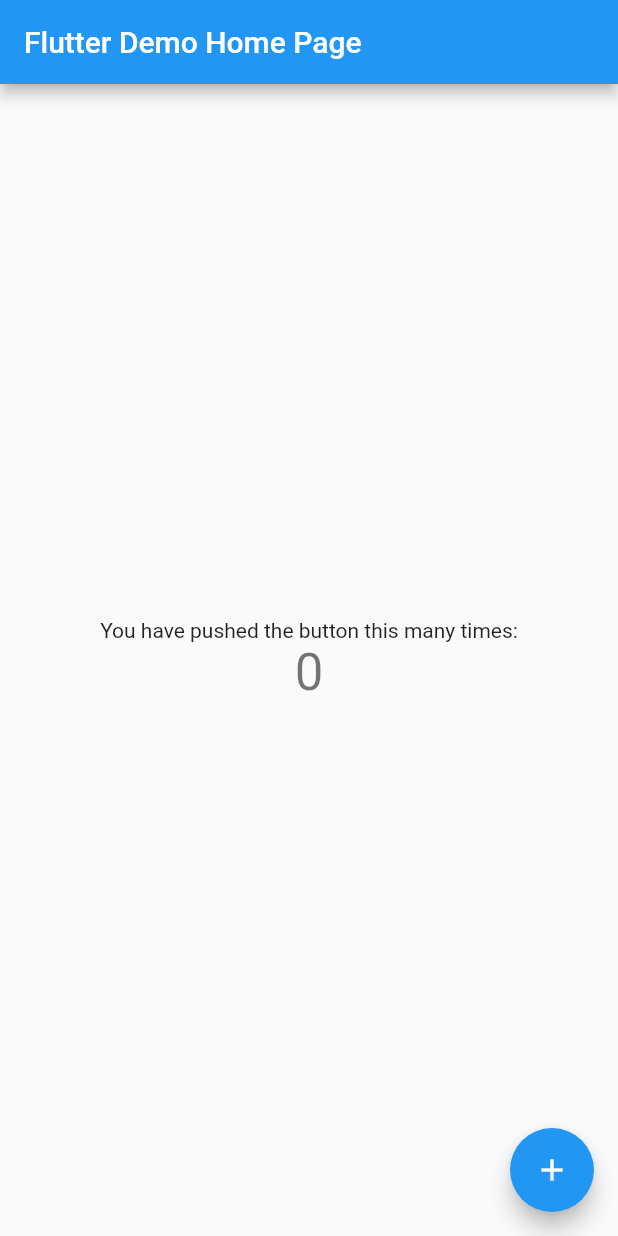
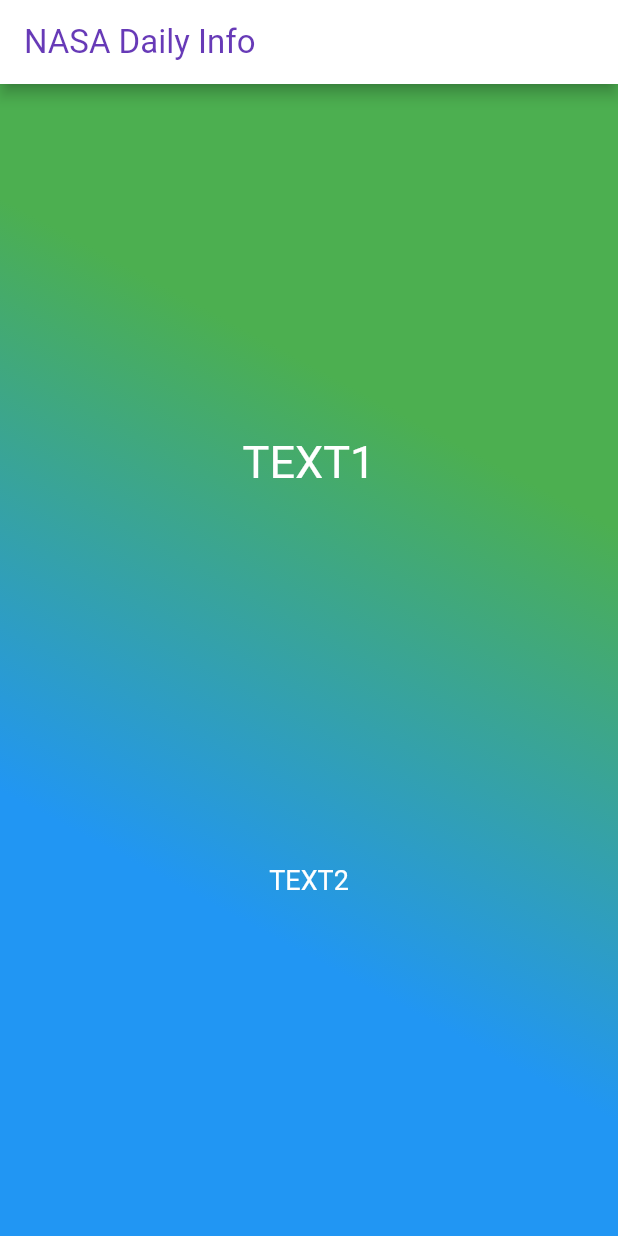
Before and after one commit to kkaun/dart_space, a Flutter app: the screen it shows after launch, on a phone screen of 412 x 824 dp. Run offline on Flutter 3.47's test engine with Material 2 defaults, Android fonts, the light colour scheme and no system bars; our stand-ins replace bloc, built_collection, built_value; missing offline and left inert: simple_coverflow; generated files the repository leaves out were written again.

Commit message:
Multiple ui additions and refactoring

```diff
--- a/lib/data/repository/daily_info_repository.dart
+++ b/lib/data/repository/daily_info_repository.dart
@@ -1,7 +1,7 @@
 
 import 'package:dart_space/data/model/daily_info/daily_info_search_result.dart';
 import 'package:dart_space/data/network/daily_info_data_source.dart';
-import 'package:dart_space/utils.dart';
+import 'package:dart_space/util/date_utils.dart';
 
 class DailyInfoRepository {
 
--- a/lib/main.dart
+++ b/lib/main.dart
@@ -1,111 +1,19 @@
+import 'package:dart_space/ui/daily_info_page.dart';
 import 'package:flutter/material.dart';
+import 'package:simple_coverflow/simple_coverflow.dart';
 
-void main() => runApp(MyApp());
 
-class MyApp extends StatelessWidget {
-  // This widget is the root of your application.
+void main() => runApp(DartSpaceApp());
+
+class DartSpaceApp extends StatelessWidget {
   @override
   Widget build(BuildContext context) {
     return MaterialApp(
-      title: 'Flutter Demo',
+      title: 'Lime',
       theme: ThemeData(
-        // This is the theme of your application.
-        //
-        // Try running your application with "flutter run". You'll see the
-        // application has a blue toolbar. Then, without quitting the app, try
-        // changing the primarySwatch below to Colors.green and then invoke
-        // "hot reload" (press "r" in the console where you ran "flutter run",
-        // or simply save your changes to "hot reload" in a Flutter IDE).
-        // Notice that the counter didn't reset back to zero; the application
-        // is not restarted.
-        primarySwatch: Colors.blue,
+        canvasColor: Colors.primaries[6],
       ),
-      home: MyHomePage(title: 'Flutter Demo Home Page'),
+      home: DailyInfoPage(),
     );
   }
 }
-
-class MyHomePage extends StatefulWidget {
-  MyHomePage({Key key, this.title}) : super(key: key);
-
-  // This widget is the home page of your application. It is stateful, meaning
-  // that it has a State object (defined below) that contains fields that affect
-  // how it looks.
-
-  // This class is the configuration for the state. It holds the values (in this
-  // case the title) provided by the parent (in this case the App widget) and
-  // used by the build method of the State. Fields in a Widget subclass are
-  // always marked "final".
-
-  final String title;
-
-  @override
-  _MyHomePageState createState() => _MyHomePageState();
-}
-
-class _MyHomePageState extends State<MyHomePage> {
-  int _counter = 0;
-
-  void _incrementCounter() {
-    setState(() {
-      // This call to setState tells the Flutter framework that something has
-      // changed in this State, which causes it to rerun the build method below
-      // so that the display can reflect the updated values. If we changed
-      // _counter without calling setState(), then the build method would not be
-      // called again, and so nothing would appear to happen.
-      _counter++;
-    });
-  }
-
-  @override
-  Widget build(BuildContext context) {
-    // This method is rerun every time setState is called, for instance as done
-    // by the _incrementCounter method above.
-    //
-    // The Flutter framework has been optimized to make rerunning build methods
-    // fast, so that you can just rebuild anything that needs updating rather
-    // than having to individually change instances of widgets.
-    return Scaffold(
-      appBar: AppBar(
-        // Here we take the value from the MyHomePage object that was created by
-        // the App.build method, and use it to set our appbar title.
-        title: Text(widget.title),
-      ),
-      body: Center(
-        // Center is a layout widget. It takes a single child and positions it
-        // in the middle of the parent.
-        child: Column(
-          // Column is also layout widget. It takes a list of children and
-          // arranges them vertically. By default, it sizes itself to fit its
-          // children horizontally, and tries to be as tall as its parent.
-          //
-          // Invoke "debug painting" (press "p" in the console, choose the
-          // "Toggle Debug Paint" action from the Flutter Inspector in Android
-          // Studio, or the "Toggle Debug Paint" command in Visual Studio Code)
-          // to see the wireframe for each widget.
-          //
-          // Column has various properties to control how it sizes itself and
-          // how it positions its children. Here we use mainAxisAlignment to
-          // center the children vertically; the main axis here is the vertical
-          // axis because Columns are vertical (the cross axis would be
-          // horizontal).
-          mainAxisAlignment: MainAxisAlignment.center,
-          children: <Widget>[
-            Text(
-              'You have pushed the button this many times:',
-            ),
-            Text(
-              '$_counter',
-              style: Theme.of(context).textTheme.display1,
-            ),
-          ],
-        ),
-      ),
-      floatingActionButton: FloatingActionButton(
-        onPressed: _incrementCounter,
-        tooltip: 'Increment',
-        child: Icon(Icons.add),
-      ), // This trailing comma makes auto-formatting nicer for build methods.
-    );
-  }
-}
--- /dev/null
+++ b/lib/ui/daily_info_page.dart
@@ -0,0 +1,77 @@
+import 'package:flutter/material.dart';
+import 'package:dart_space/util/gradients.dart';
+import 'package:dart_space/ui/search/widget/app_bar.dart';
+
+class DailyInfoPage extends StatefulWidget {
+  @override
+  _DailyInfoPageState createState() => _DailyInfoPageState();
+}
+
+class _DailyInfoPageState extends State<DailyInfoPage> {
+
+  GlobalKey<ScaffoldState> scaffoldKey = GlobalKey();
+
+  @override
+  Widget build(BuildContext context) {
+    return Scaffold(
+      key: scaffoldKey,
+      backgroundColor: Colors.white,
+      appBar: DailyInfoAppBar().build(context),
+      body: PageView.builder(
+        itemBuilder: (context, position) {
+          return Stack(
+            children: [
+              Container(
+                width: double.infinity,
+                child: Column(
+                  crossAxisAlignment: CrossAxisAlignment.center,
+                  mainAxisAlignment: MainAxisAlignment.spaceEvenly,
+                  children: <Widget>[
+                    Padding(
+                      padding: const EdgeInsets.all(16.0),
+                      child: Row(
+                        crossAxisAlignment: CrossAxisAlignment.center,
+                        mainAxisAlignment: MainAxisAlignment.center,
+                        children: <Widget>[
+                          Padding(
+                            padding: const EdgeInsets.all(8.0),
+                            child: Text(
+                              'TEXT1',
+                              //WordData.greData[position].wordTitle,
+                              style: TextStyle(color: Colors.white, fontSize: 30.0),
+                            ),
+                          ),
+                          // InkWell(
+                          //   onTap: () {
+                          //     _speakWord(WordData.greData[position].wordTitle);
+                          //   },
+                          //   child: Padding(
+                          //     padding: const EdgeInsets.all(8.0),
+                          //     child: Icon(Icons.volume_up, color: Colors.white,),
+                          //   ),
+                          // )
+                        ],
+                      ),
+                    ),
+                    Padding(
+                      padding: const EdgeInsets.all(16.0),
+                      child: Text(
+                        'TEXT2',
+                        style: TextStyle(color: Colors.white, fontSize: 18.0),
+                      ),
+                    ),
+                  ],
+                ),
+                decoration: BoxDecoration(
+                  gradient: gradients[position % gradients.length],
+                ),
+              ),
+            ],
+          );
+        },
+        scrollDirection: Axis.vertical,
+      ),
+    );
+  }
+
+}
--- a/lib/ui/search/search_bloc.dart
+++ b/lib/ui/search/search_bloc.dart
@@ -3,7 +3,7 @@
 import 'package:dart_space/ui/search/search_event.dart';
 import 'package:dart_space/ui/search/search_state.dart';
 import 'package:dart_space/data/model/daily_info/daily_info_search_error.dart';
-import 'package:dart_space/utils.dart';
+import 'package:dart_space/util/date_utils.dart';
 
 class SearchBloc extends Bloc<SearchEvent, SearchState> {
 
--- /dev/null
+++ b/lib/ui/search/widget/app_bar.dart
@@ -0,0 +1,49 @@
+import 'package:dart_space/util/theme_data.dart';
+import 'package:flutter/material.dart';
+
+
+class DailyInfoAppBar extends StatelessWidget {
+
+  DailyInfoAppBar({Key key,}) : super(key: key);
+
+  @override
+  Widget build(BuildContext context) {
+    return AppBar(
+        centerTitle: false,
+        elevation: 4.0,
+        backgroundColor: Colors.white,
+        actions: <Widget>[
+          IconButton(
+             icon: Icon(Icons.calendar_today),
+             tooltip: 'Open Calendar',
+             onPressed: () => _selectDate(context),
+          ),
+        ],
+        title: Hero(
+          child: Material(
+            color: Colors.transparent,
+            child: Text(
+              "NASA Daily Info",
+              style: TextStyle(
+                color: CustomThemeData.secondaryColor,
+                fontSize: 22.0,
+              ),
+            ),
+          ),
+          tag: "title1",
+          transitionOnUserGestures: true,
+        ),
+      );
+  }
+
+  Future _selectDate(BuildContext context) async {
+    DateTime picked = await showDatePicker(
+        context: context,
+        initialDate: new DateTime.now(),
+        firstDate: new DateTime(2016),
+        lastDate: new DateTime(2019)
+    );
+    //if(picked != null) setState(() => _value = picked.toString());  //SET DATE AS EVENT!?
+  }
+
+}
--- /dev/null
+++ b/lib/util/gradients.dart
@@ -0,0 +1,52 @@
+import 'package:flutter/material.dart';
+
+final gradients = [
+    LinearGradient(
+      colors: [
+        Colors.blue,
+        Colors.green,
+      ],
+      stops: [
+        0.3,
+        0.7,
+      ],
+      begin: Alignment.bottomLeft,
+      end: Alignment.topRight,
+    ),
+    LinearGradient(
+      colors: [
+        Colors.red,
+        Colors.orange,
+      ],
+      stops: [
+        0.3,
+        0.7,
+      ],
+      begin: Alignment.bottomLeft,
+      end: Alignment.topRight,
+    ),
+    LinearGradient(
+      colors: [
+        Colors.deepPurple,
+        Colors.deepPurpleAccent,
+      ],
+      stops: [
+        0.3,
+        0.7,
+      ],
+      begin: Alignment.bottomLeft,
+      end: Alignment.topRight,
+    ),
+    LinearGradient(
+      colors: [
+        Colors.teal,
+        Colors.cyan,
+      ],
+      stops: [
+        0.3,
+        0.7,
+      ],
+      begin: Alignment.bottomLeft,
+      end: Alignment.topRight,
+    ),
+  ];
--- /dev/null
+++ b/lib/util/theme_data.dart
@@ -0,0 +1,9 @@
+
+import 'package:flutter/material.dart';
+
+
+class CustomThemeData {
+  static Color secondaryColor = Colors.deepPurple;
+  static Color secondaryAccentColor = Colors.purple;
+  static Color accentTextColor = Colors.grey;
+}
--- a/pubspec.yaml
+++ b/pubspec.yaml
@@ -25,6 +25,7 @@
   flutter_bloc: ^0.5.3
   kiwi: ^0.1.0
   intl: ^0.15.7
+  simple_coverflow: ^0.0.8
 
   # The following adds the Cupertino Icons font to your application.
   # Use with the CupertinoIcons class for iOS style icons.
```
Also changed, not shown: lib/util/date_utils.dart (renamed from lib/utils.dart), pubspec.lock.
